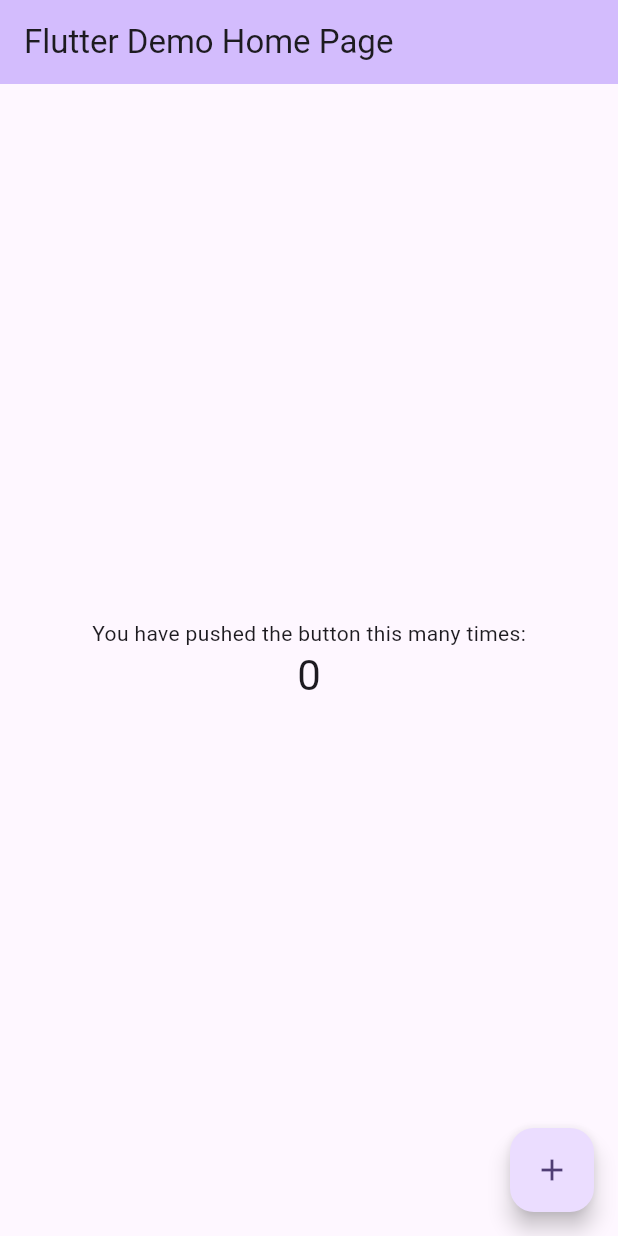
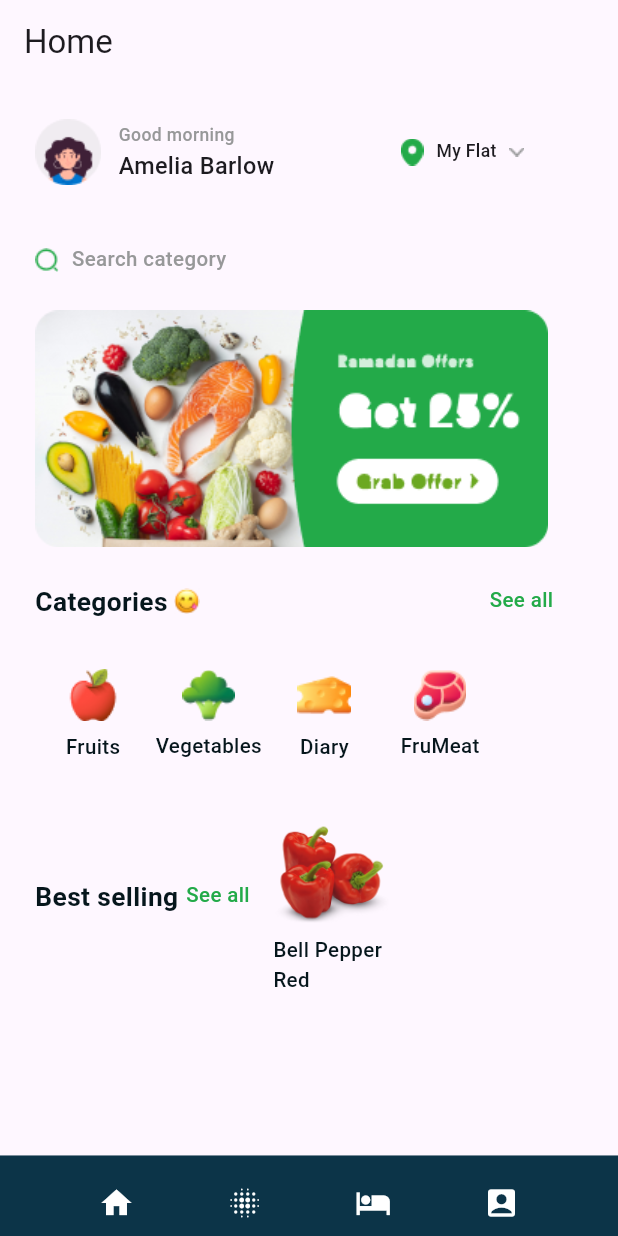
Before and after one commit to rezwansaki/class11assignment_flutter_batch2_task, a Flutter app: the screen it shows after launch, on a phone screen of 412 x 824 dp. Run offline on Flutter 3.47's test engine with Material 3 defaults, Android fonts, the light colour scheme and no system bars; our stand-ins replace flutter_screenutil; Roboto replaces fonts that are missing (DM Sans).

Commit message:
last part

```diff
--- a/lib/main.dart
+++ b/lib/main.dart
@@ -1,125 +1,36 @@
+import 'package:class11assignment_flutter_batch2_task/screens/home_screen.dart';
 import 'package:flutter/material.dart';
+import 'package:flutter_screenutil/flutter_screenutil.dart';
 
-void main() {
+Future main() async {
+  //...runapp
   runApp(const MyApp());
 }
 
 class MyApp extends StatelessWidget {
-  const MyApp({super.key});
+  const MyApp({Key? key}) : super(key: key);
 
-  // This widget is the root of your application.
   @override
   Widget build(BuildContext context) {
-    return MaterialApp(
-      title: 'Flutter Demo',
-      theme: ThemeData(
-        // This is the theme of your application.
-        //
-        // TRY THIS: Try running your application with "flutter run". You'll see
-        // the application has a purple toolbar. Then, without quitting the app,
-        // try changing the seedColor in the colorScheme below to Colors.green
-        // and then invoke "hot reload" (save your changes or press the "hot
-        // reload" button in a Flutter-supported IDE, or press "r" if you used
-        // the command line to start the app).
-        //
-        // Notice that the counter didn't reset back to zero; the application
-        // state is not lost during the reload. To reset the state, use hot
-        // restart instead.
-        //
-        // This works for code too, not just values: Most code changes can be
-        // tested with just a hot reload.
-        colorScheme: ColorScheme.fromSeed(seedColor: Colors.deepPurple),
-        useMaterial3: true,
-      ),
-      home: const MyHomePage(title: 'Flutter Demo Home Page'),
+    //Set the fit size (Find your UI design, look at the dimensions of the device screen and fill it in,unit in dp)
+    return ScreenUtilInit(
+      designSize: const Size(390, 844),
+      minTextAdapt: true,
+      splitScreenMode: true,
+      // Use builder only if you need to use library outside ScreenUtilInit context
+      builder: (_, child) {
+        return MaterialApp(
+          debugShowCheckedModeBanner: false,
+          title: 'Figma To Flutter App',
+          // You can use the library anywhere in the app even in theme
+          theme: ThemeData(
+            primarySwatch: Colors.blue,
+            textTheme: Typography.englishLike2018.apply(fontSizeFactor: 1.sp),
+            useMaterial3: true,
+          ),
+          home: HomeScreen(),
+        );
+      },
     );
   }
 }
-
-class MyHomePage extends StatefulWidget {
-  const MyHomePage({super.key, required this.title});
-
-  // This widget is the home page of your application. It is stateful, meaning
-  // that it has a State object (defined below) that contains fields that affect
-  // how it looks.
-
-  // This class is the configuration for the state. It holds the values (in this
-  // case the title) provided by the parent (in this case the App widget) and
-  // used by the build method of the State. Fields in a Widget subclass are
-  // always marked "final".
-
-  final String title;
-
-  @override
-  State<MyHomePage> createState() => _MyHomePageState();
-}
-
-class _MyHomePageState extends State<MyHomePage> {
-  int _counter = 0;
-
-  void _incrementCounter() {
-    setState(() {
-      // This call to setState tells the Flutter framework that something has
-      // changed in this State, which causes it to rerun the build method below
-      // so that the display can reflect the updated values. If we changed
-      // _counter without calling setState(), then the build method would not be
-      // called again, and so nothing would appear to happen.
-      _counter++;
-    });
-  }
-
-  @override
-  Widget build(BuildContext context) {
-    // This method is rerun every time setState is called, for instance as done
-    // by the _incrementCounter method above.
-    //
-    // The Flutter framework has been optimized to make rerunning build methods
-    // fast, so that you can just rebuild anything that needs updating rather
-    // than having to individually change instances of widgets.
-    return Scaffold(
-      appBar: AppBar(
-        // TRY THIS: Try changing the color here to a specific color (to
-        // Colors.amber, perhaps?) and trigger a hot reload to see the AppBar
-        // change color while the other colors stay the same.
-        backgroundColor: Theme.of(context).colorScheme.inversePrimary,
-        // Here we take the value from the MyHomePage object that was created by
-        // the App.build method, and use it to set our appbar title.
-        title: Text(widget.title),
-      ),
-      body: Center(
-        // Center is a layout widget. It takes a single child and positions it
-        // in the middle of the parent.
-        child: Column(
-          // Column is also a layout widget. It takes a list of children and
-          // arranges them vertically. By default, it sizes itself to fit its
-          // children horizontally, and tries to be as tall as its parent.
-          //
-          // Column has various properties to control how it sizes itself and
-          // how it positions its children. Here we use mainAxisAlignment to
-          // center the children vertically; the main axis here is the vertical
-          // axis because Columns are vertical (the cross axis would be
-          // horizontal).
-          //
-          // TRY THIS: Invoke "debug painting" (choose the "Toggle Debug Paint"
-          // action in the IDE, or press "p" in the console), to see the
-          // wireframe for each widget.
-          mainAxisAlignment: MainAxisAlignment.center,
-          children: <Widget>[
-            const Text(
-              'You have pushed the button this many times:',
-            ),
-            Text(
-              '$_counter',
-              style: Theme.of(context).textTheme.headlineMedium,
-            ),
-          ],
-        ),
-      ),
-      floatingActionButton: FloatingActionButton(
-        onPressed: _incrementCounter,
-        tooltip: 'Increment',
-        child: const Icon(Icons.add),
-      ), // This trailing comma makes auto-formatting nicer for build methods.
-    );
-  }
-}
--- /dev/null
+++ b/lib/screens/home_screen.dart
@@ -0,0 +1,252 @@
+// ignore_for_file: sized_box_for_whitespace
+
+import 'package:flutter/material.dart';
+import 'package:flutter_screenutil/flutter_screenutil.dart';
+
+// ignore: must_be_immutable
+class HomeScreen extends StatelessWidget {
+  HomeScreen({super.key});
+
+  final makeBottom = SizedBox(
+    height: 55.h,
+    child: BottomAppBar(
+      color: const Color.fromRGBO(12, 52, 72, 1.0),
+      child: Row(
+        mainAxisAlignment: MainAxisAlignment.spaceEvenly,
+        children: <Widget>[
+          IconButton(
+            icon: const Icon(Icons.home, color: Colors.white),
+            onPressed: () {},
+          ),
+          IconButton(
+            icon: const Icon(Icons.blur_on, color: Colors.white),
+            onPressed: () {},
+          ),
+          IconButton(
+            icon: const Icon(Icons.hotel, color: Colors.white),
+            onPressed: () {},
+          ),
+          IconButton(
+            icon: const Icon(Icons.account_box, color: Colors.white),
+            onPressed: () {},
+          )
+        ],
+      ),
+    ),
+  );
+
+  List<dynamic> menuList = [
+    {"name": "Fruits", "path": "assets/apple.png"},
+    {"name": "Vegetables", "path": "assets/broccoli.png"},
+    {"name": "Diary", "path": "assets/cheese.png"},
+    {"name": "FruMeat", "path": "assets/meat.png"}
+  ];
+
+  @override
+  Widget build(BuildContext context) {
+    return MaterialApp(
+      debugShowCheckedModeBanner: false,
+      home: Scaffold(
+        appBar: AppBar(
+          title: const Text('Home'),
+        ),
+        bottomNavigationBar: makeBottom,
+        body: SingleChildScrollView(
+          child: Padding(
+            padding: EdgeInsets.all(24.r),
+            child: Column(
+              mainAxisAlignment: MainAxisAlignment.start,
+              crossAxisAlignment: CrossAxisAlignment.start,
+              children: [
+                Row(
+                  children: [
+                    Image.asset(
+                      "assets/Mask_group.png",
+                    ),
+                    SizedBox(width: 11.w),
+                    Column(
+                      mainAxisAlignment: MainAxisAlignment.start,
+                      crossAxisAlignment: CrossAxisAlignment.start,
+                      children: [
+                        Text(
+                          'Good morning',
+                          style: TextStyle(
+                              fontSize: 12.sp,
+                              fontWeight: FontWeight.w500,
+                              fontFamily: 'DM Sans',
+                              color: const Color(0xFF979899)),
+                        ),
+                        SizedBox(width: 2.h),
+                        Text(
+                          'Amelia Barlow',
+                          style: TextStyle(
+                              fontSize: 16.sp,
+                              fontWeight: FontWeight.w500,
+                              fontFamily: 'DM Sans'),
+                        )
+                      ],
+                    ),
+                    SizedBox(width: 80.w),
+                    Image.asset(
+                      "assets/Vector.png",
+                    ),
+                    SizedBox(width: 8.w),
+                    Text(
+                      'My Flat',
+                      style: TextStyle(
+                          fontSize: 12.sp,
+                          fontWeight: FontWeight.w500,
+                          fontFamily: 'DM Sans'),
+                    ),
+                    SizedBox(width: 8.w),
+                    Image.asset(
+                      "assets/down_arrow.png",
+                    ),
+                  ],
+                ),
+                SizedBox(height: 41.h),
+                Row(
+                  children: [
+                    Image.asset(
+                      "assets/mag_glass.png",
+                    ),
+                    SizedBox(width: 8.w),
+                    Text(
+                      'Search category',
+                      style: TextStyle(
+                          fontSize: 14.sp,
+                          fontWeight: FontWeight.w500,
+                          color: const Color(0xFF979899),
+                          fontFamily: 'DM Sans'),
+                    ),
+                  ],
+                ),
+                SizedBox(height: 24.h),
+                Image.asset(
+                  "assets/slider1.png",
+                ),
+                SizedBox(height: 24.h),
+                Row(
+                  children: [
+                    Text(
+                      'Categories',
+                      style: TextStyle(
+                          fontSize: 18.sp,
+                          fontWeight: FontWeight.bold,
+                          color: const Color(0xFF06161C),
+                          fontFamily: 'DM Sans'),
+                    ),
+                    SizedBox(width: 4.w),
+                    Image.asset(
+                      "assets/Face Savoring Food.png",
+                    ),
+                    SizedBox(width: 183.w),
+                    Text(
+                      'See all',
+                      style: TextStyle(
+                          fontSize: 14.sp,
+                          fontWeight: FontWeight.w500,
+                          color: const Color(0xFF23AA49),
+                          fontFamily: 'DM Sans'),
+                    ),
+                  ],
+                ),
+                SizedBox(height: 16.h),
+                Container(
+                  height: 99.h,
+                  child: ListView(
+                    scrollDirection: Axis.horizontal,
+                    shrinkWrap: true,
+                    children: [
+                      for (var i = 0; i < menuList.length; i++)
+                        Container(
+                          width: 73.w,
+                          height: 99.h,
+                          child: Column(
+                            mainAxisAlignment: MainAxisAlignment.center,
+                            crossAxisAlignment: CrossAxisAlignment.center,
+                            children: [
+                              Image.asset(
+                                menuList[i]["path"],
+                              ),
+                              SizedBox(height: 8.h),
+                              Text(
+                                menuList[i]["name"],
+                                style: TextStyle(
+                                    fontSize: 14.sp,
+                                    fontWeight: FontWeight.w500,
+                                    color: const Color(0xFF06161C),
+                                    fontFamily: 'DM Sans'),
+                              ),
+                            ],
+                          ),
+                        )
+                    ],
+                  ),
+                ),
+                SizedBox(height: 24.h),
+                Row(
+                  children: [
+                    Text(
+                      'Best selling',
+                      style: TextStyle(
+                          fontSize: 18.sp,
+                          fontWeight: FontWeight.bold,
+                          color: const Color(0xFF06161C),
+                          fontFamily: 'DM Sans'),
+                    ),
+                    // SizedBox(width: 4.w),
+                    // Image.asset(
+                    //   "assets/Fire.png",
+                    // ),
+                    SizedBox(width: 5.w),
+                    Text(
+                      'See all',
+                      style: TextStyle(
+                          fontSize: 14.sp,
+                          fontWeight: FontWeight.w500,
+                          color: const Color(0xFF23AA49),
+                          fontFamily: 'DM Sans'),
+                    ),
+                    SizedBox(width: 16.h),
+                    Container(
+                      height: 99.h,
+                      child: ListView(
+                        scrollDirection: Axis.horizontal,
+                        shrinkWrap: true,
+                        children: [
+                          Container(
+                            width: 73.w,
+                            height: 99.h,
+                            child: Column(
+                              mainAxisAlignment: MainAxisAlignment.center,
+                              crossAxisAlignment: CrossAxisAlignment.center,
+                              children: [
+                                Image.asset(
+                                  "assets/92f1ea7dcce3b5d06cd1b1418f9b9413 3.png",
+                                ),
+                                SizedBox(height: 8.h),
+                                Text(
+                                  'Bell Pepper Red',
+                                  style: TextStyle(
+                                      fontSize: 14.sp,
+                                      fontWeight: FontWeight.w500,
+                                      color: const Color(0xFF06161C),
+                                      fontFamily: 'DM Sans'),
+                                ),
+                              ],
+                            ),
+                          )
+                        ],
+                      ),
+                    ),
+                  ],
+                ),
+              ],
+            ),
+          ),
+        ),
+      ),
+    );
+  }
+}
```
Also changed, not shown: pubspec.yaml (+5 -7 lines), assets/92f1ea7dcce3b5d06cd1b1418f9b9413 3.png (added), assets/Face Savoring Food.png (added), assets/Fire.png (added), assets/Mask group.svg (added), assets/Mask_group.png (added), assets/Vector.png (added), assets/Vector.svg (added), assets/apple.png (added), assets/broccoli.png (added), assets/cheese.png (added), assets/down_arrow.png (added), assets/mag_glass.png (added), assets/meat.png (added), 2 more files, 3 other files.
